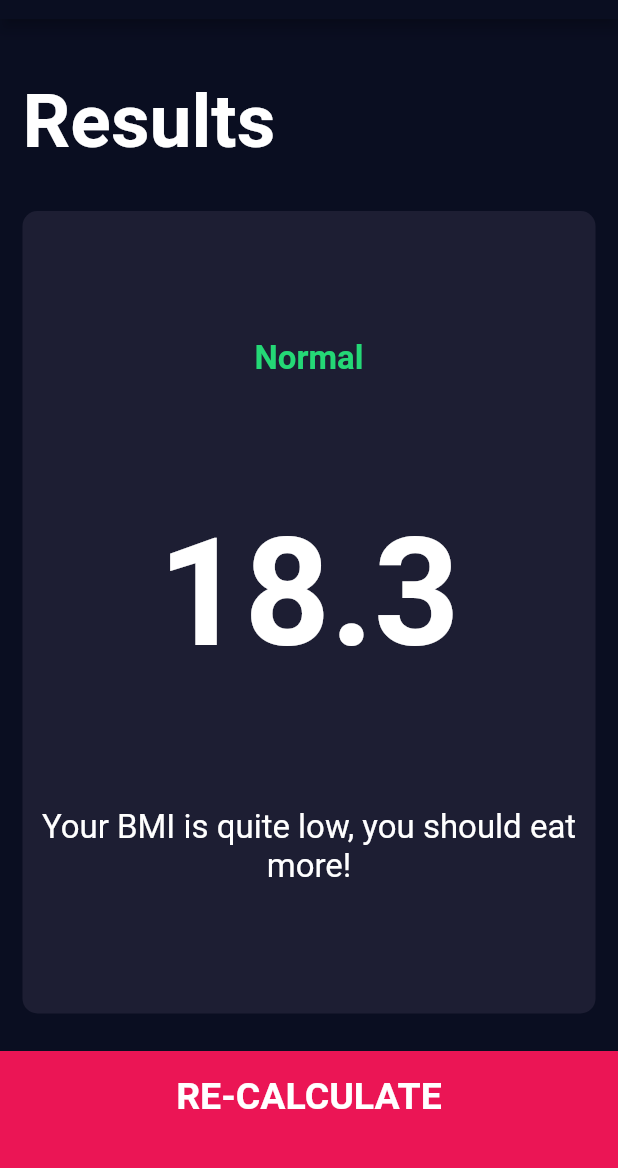
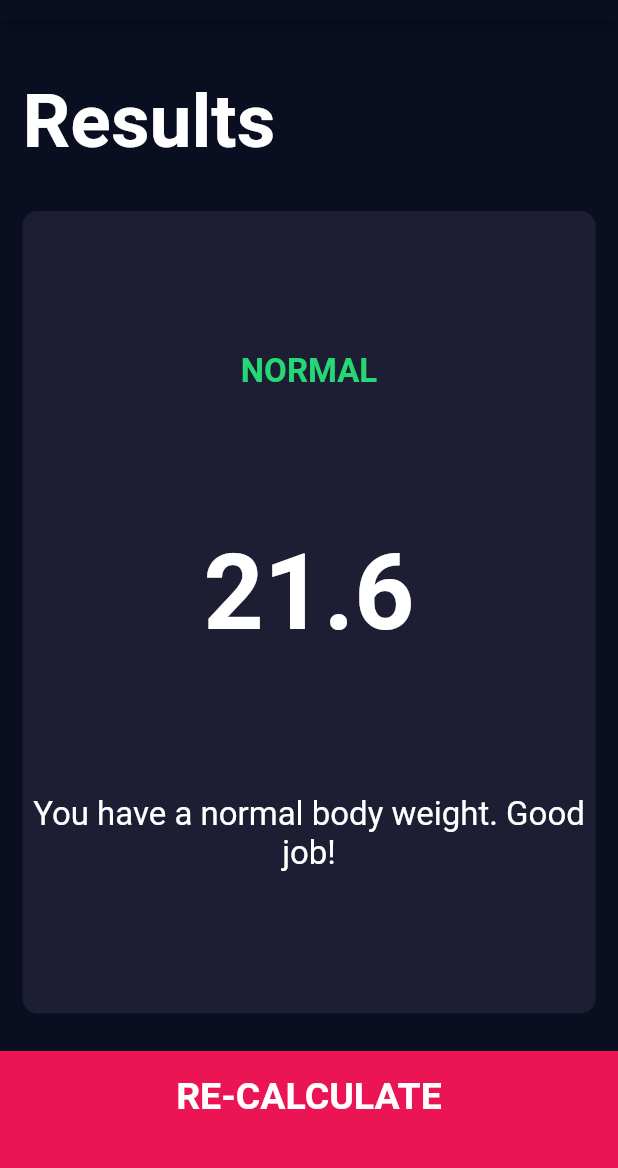
Before and after one commit to edsson-madrigal/flutter_project6_bmi, a Flutter app: the screen it shows after launch, after a tap on "CALCULATE", on a phone screen of 412 x 824 dp, the part 65-1233 px from its top. Run offline on Flutter 3.47's test engine with Material 2 defaults, Android fonts, the phone set to English and light mode, and no system bars; our stand-ins replace font_awesome_flutter.

Commit message:
calculator brain

```diff
--- /dev/null
+++ b/lib/calculator_brain.dart
@@ -0,0 +1,34 @@
+import 'dart:math';
+
+class CalculatorBrain {
+  int height;
+  int weight;
+  double _bmi = 0;
+
+  CalculatorBrain({required this.height, required this.weight});
+
+  String calculateBMI() {
+    _bmi = weight / pow(height / 100, 2);
+    return _bmi.toStringAsFixed(1);
+  }
+
+  String getResult() {
+    if (_bmi >= 25) {
+      return 'Overwight';
+    } else if (_bmi > 18.5) {
+      return 'normal';
+    } else {
+      return 'Underweight';
+    }
+  }
+
+  String getInterpretation() {
+    if (_bmi >= 25) {
+      return 'You have a higher than normal body weight. Try to exercise more.';
+    } else if (_bmi >= 18.5) {
+      return 'You have a normal body weight. Good job!';
+    } else {
+      return 'You have a lower than normal body weight. You can eat a bit more.';
+    }
+  }
+}
--- a/lib/constants.dart
+++ b/lib/constants.dart
@@ -27,7 +27,7 @@
 );
 
 const kBMITextStyle = TextStyle(
-  fontSize: 100.0,
+  fontSize: 70.0,
   fontWeight: FontWeight.bold,
 );
 
--- a/lib/screens/input_page.dart
+++ b/lib/screens/input_page.dart
@@ -2,6 +2,7 @@
 
 import 'package:flutter/foundation.dart';
 import 'package:flutter/material.dart';
+import 'package:flutter_project6_bmi/calculator_brain.dart';
 import 'package:flutter_project6_bmi/components/icon_content.dart';
 import 'package:flutter_project6_bmi/components/reusable_cart.dart';
 import 'package:font_awesome_flutter/font_awesome_flutter.dart';
@@ -237,10 +238,16 @@
           ),
           BottomButton(
             onTap: () {
+              CalculatorBrain calc =
+                  CalculatorBrain(height: height, weight: weight);
               Navigator.push(
                 context,
                 MaterialPageRoute(
-                  builder: (context) => ResultsPage(),
+                  builder: (context) => ResultsPage(
+                    bmiResult: calc.calculateBMI(),
+                    resultText: calc.getResult(),
+                    interpretation: calc.getInterpretation(),
+                  ),
                 ),
               );
             },
--- a/lib/screens/results_page.dart
+++ b/lib/screens/results_page.dart
@@ -1,4 +1,4 @@
-// ignore_for_file: prefer_const_constructors, prefer_const_literals_to_create_immutables
+// ignore_for_file: prefer_const_constructors, prefer_const_literals_to_create_immutables, prefer_const_constructors_in_immutables
 
 import 'package:flutter/material.dart';
 import 'package:flutter_project6_bmi/components/bottom_button.dart';
@@ -6,7 +6,16 @@
 import 'package:flutter_project6_bmi/components/reusable_cart.dart';
 
 class ResultsPage extends StatelessWidget {
-  const ResultsPage({Key? key}) : super(key: key);
+  final String bmiResult;
+  final String resultText;
+  final String interpretation;
+
+  ResultsPage(
+      {Key? key,
+      required this.bmiResult,
+      required this.resultText,
+      required this.interpretation})
+      : super(key: key);
 
   @override
   Widget build(BuildContext context) {
@@ -36,11 +45,11 @@
                 crossAxisAlignment: CrossAxisAlignment.center,
                 children: [
                   Text(
-                    'Normal',
+                    resultText.toUpperCase(),
                     style: kResultTextStyle,
                   ),
                   Text(
-                    '18.3',
+                    bmiResult,
                     style: kBMITextStyle,
                   ),
                   Padding(
@@ -48,7 +57,7 @@
                       horizontal: 5,
                     ),
                     child: Text(
-                      'Your BMI is quite low, you should eat more!',
+                      interpretation,
                       style: kBodyTextStyle,
                       textAlign: TextAlign.center,
                     ),
```
